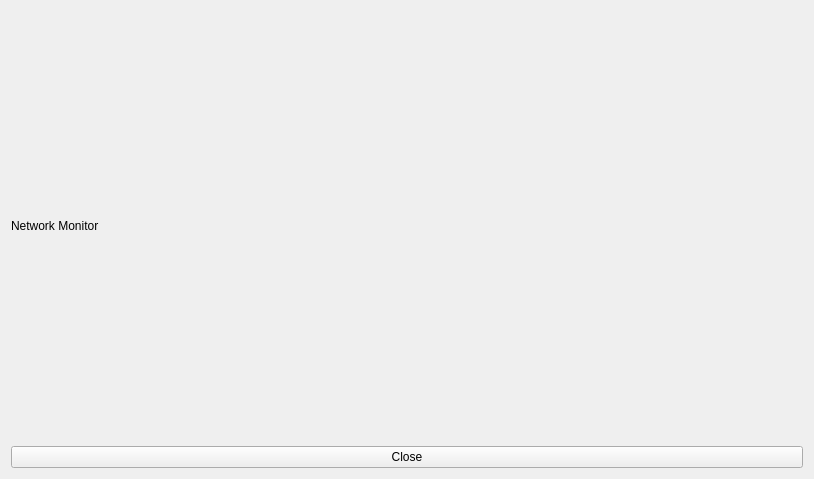
Old version of the form NetworkMonitor/NetworkMonitor.ui in the repository nicholas-tollner/NetworkMonitor.
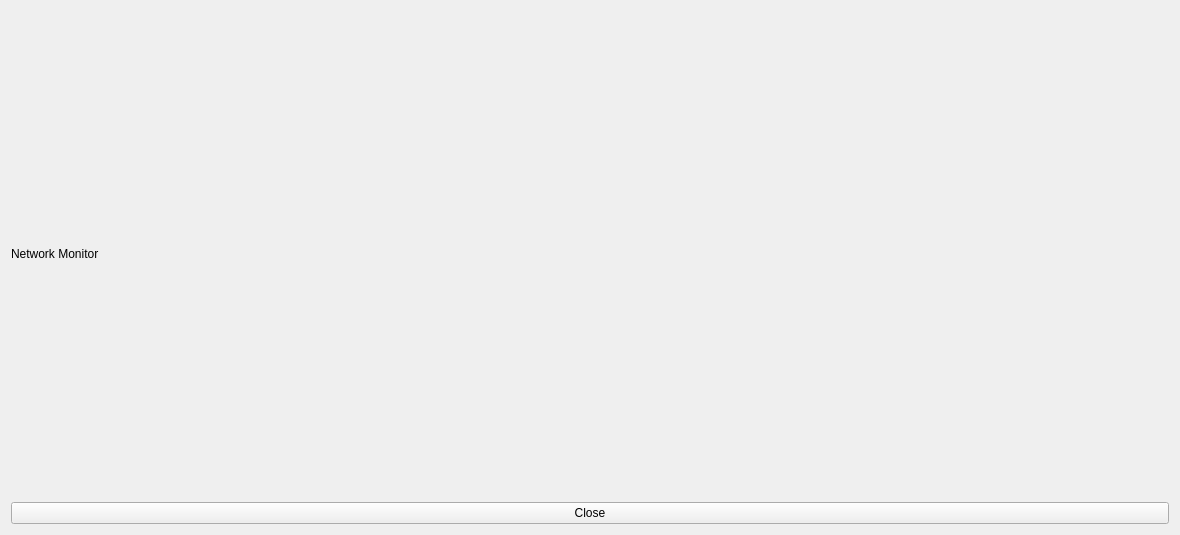
New version of the form.

Patch:
```diff
--- a/NetworkMonitor/NetworkMonitor.ui
+++ b/NetworkMonitor/NetworkMonitor.ui
@@ -6,8 +6,8 @@
    <rect>
     <x>0</x>
     <y>0</y>
-    <width>814</width>
-    <height>479</height>
+    <width>1180</width>
+    <height>535</height>
    </rect>
   </property>
   <property name="windowTitle">
```
